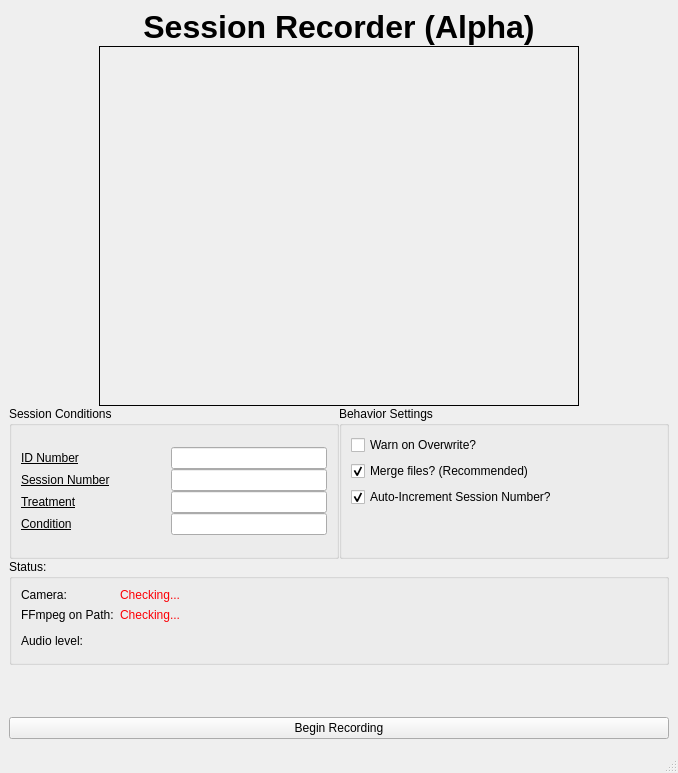
First picture: the form in avrecorder.ui, repository miyamot0/SessionRecorder, before the edit.
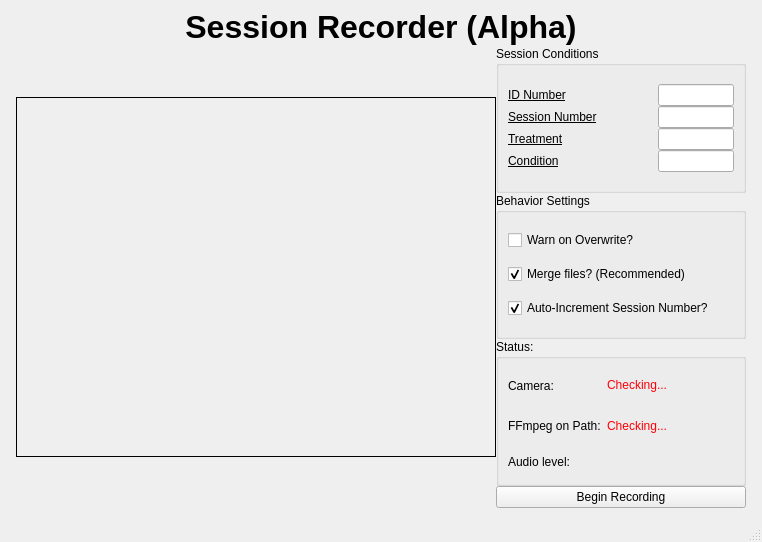
Second picture: the form after the edit.

```diff
--- a/avrecorder.ui
+++ b/avrecorder.ui
@@ -6,8 +6,8 @@
    <rect>
     <x>0</x>
     <y>0</y>
-    <width>678</width>
-    <height>773</height>
+    <width>762</width>
+    <height>542</height>
    </rect>
   </property>
   <property name="sizePolicy">
@@ -24,8 +24,8 @@
   </property>
   <property name="maximumSize">
    <size>
-    <width>750</width>
-    <height>1024</height>
+    <width>16777215</width>
+    <height>16777215</height>
    </size>
   </property>
   <property name="contextMenuPolicy">
@@ -79,7 +79,7 @@
           <item>
            <widget class="QLabel" name="viewfinder_0">
             <property name="sizePolicy">
-             <sizepolicy hsizetype="Preferred" vsizetype="Maximum">
+             <sizepolicy hsizetype="Preferred" vsizetype="Preferred">
               <horstretch>0</horstretch>
               <verstretch>0</verstretch>
              </sizepolicy>
@@ -116,12 +116,10 @@
             </property>
            </widget>
           </item>
-         </layout>
-        </item>
         <item>
-         <layout class="QHBoxLayout" name="horizontalLayout_2">
-          <property name="spacing">
-           <number>0</number>
+           <layout class="QVBoxLayout" name="verticalLayout_4">
+            <property name="sizeConstraint">
+             <enum>QLayout::SetMinimumSize</enum>
           </property>
           <item>
            <widget class="QGroupBox" name="groupBox">
@@ -131,6 +129,12 @@
               <verstretch>0</verstretch>
              </sizepolicy>
             </property>
+              <property name="maximumSize">
+               <size>
+                <width>250</width>
+                <height>16777215</height>
+               </size>
+              </property>
             <property name="title">
              <string>Session Conditions</string>
             </property>
@@ -239,6 +243,12 @@
               <verstretch>0</verstretch>
              </sizepolicy>
             </property>
+              <property name="maximumSize">
+               <size>
+                <width>250</width>
+                <height>16777215</height>
+               </size>
+              </property>
             <property name="title">
              <string>Behavior Settings</string>
             </property>
@@ -273,32 +283,9 @@
                </property>
               </widget>
              </item>
-             <item>
-              <spacer name="verticalSpacer">
-               <property name="orientation">
-                <enum>Qt::Vertical</enum>
-               </property>
-               <property name="sizeHint" stdset="0">
-                <size>
-                 <width>20</width>
-                 <height>40</height>
-                </size>
-               </property>
-              </spacer>
-             </item>
             </layout>
            </widget>
           </item>
-         </layout>
-        </item>
-        <item>
-         <layout class="QHBoxLayout" name="horizontalLayout_4">
-          <property name="spacing">
-           <number>0</number>
-          </property>
-          <property name="topMargin">
-           <number>0</number>
-          </property>
           <item>
            <widget class="QGroupBox" name="groupBox_4">
             <property name="sizePolicy">
@@ -307,6 +294,12 @@
               <verstretch>0</verstretch>
              </sizepolicy>
             </property>
+              <property name="maximumSize">
+               <size>
+                <width>250</width>
+                <height>16777215</height>
+               </size>
+              </property>
             <property name="title">
              <string>Status:</string>
             </property>
@@ -398,21 +391,6 @@
             </layout>
            </widget>
           </item>
-         </layout>
-        </item>
-        <item>
-         <spacer name="verticalSpacer_2">
-          <property name="orientation">
-           <enum>Qt::Vertical</enum>
-          </property>
-          <property name="sizeHint" stdset="0">
-           <size>
-            <width>20</width>
-            <height>40</height>
-           </size>
-          </property>
-         </spacer>
-        </item>
         <item>
          <widget class="QPushButton" name="recordButton">
           <property name="enabled">
@@ -428,6 +406,10 @@
      </layout>
     </item>
    </layout>
+      </item>
+     </layout>
+    </item>
+   </layout>
   </widget>
   <widget class="QStatusBar" name="statusbar"/>
  </widget>
```
Left out of the diff: 1 changed line with no effect on the pictures. Lines whose indentation alone changed are shown as unchanged.
